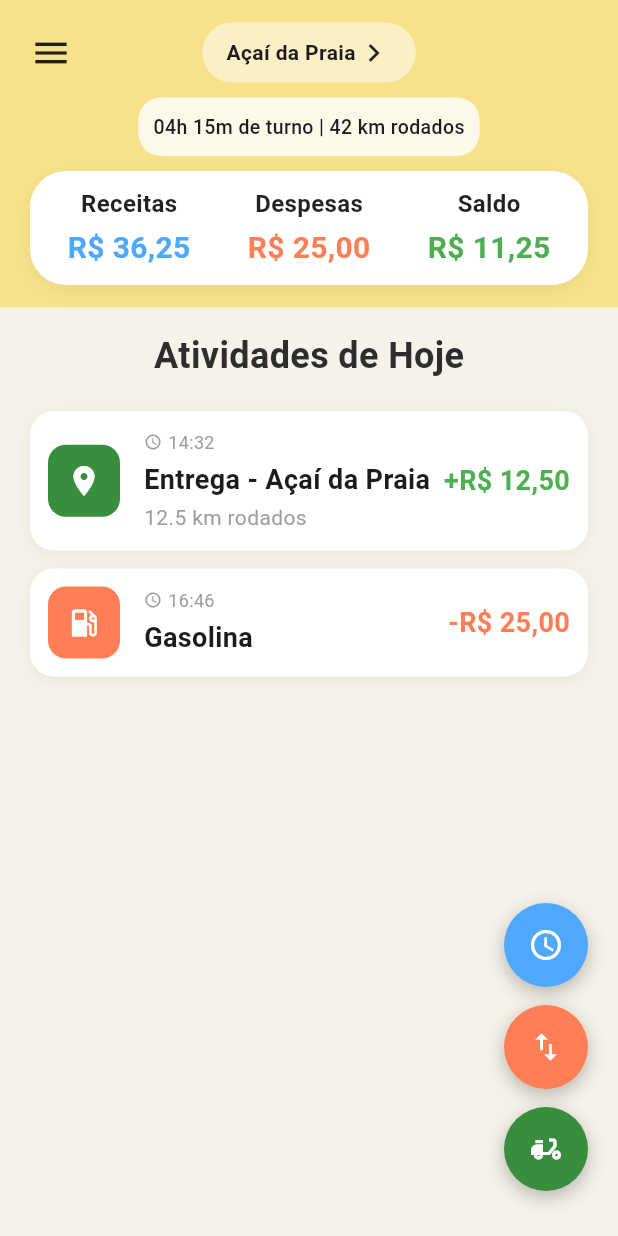
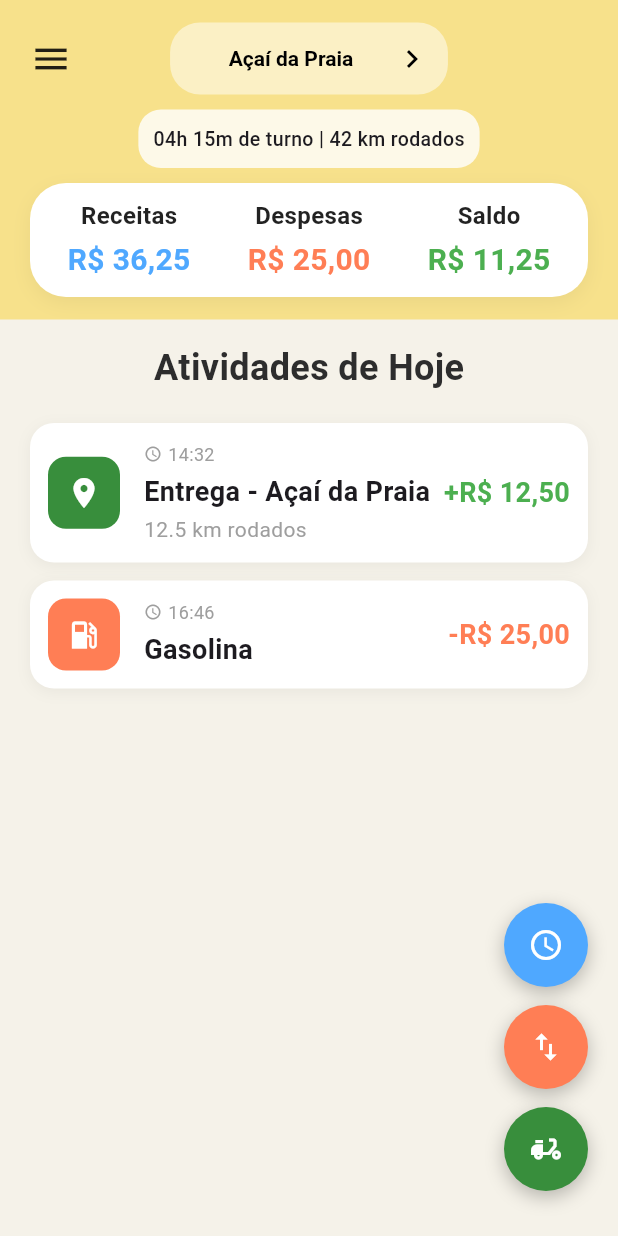
Before and after one commit to App-Motora/motora_app, a Flutter app: the screen it shows after launch, on a phone screen of 412 x 824 dp. Run offline on Flutter 3.47's test engine with Material 3 defaults, Android fonts, the phone set to English and light mode, and no system bars.

Commit message:
Criando o select de restaurante no header
Co-authored-by: Copilot <copilot@github.com>

```diff
--- a/lib/components/header.dart
+++ b/lib/components/header.dart
@@ -1,8 +1,22 @@
 import 'package:flutter/material.dart';
 import 'package:motora_app/components/financial_summary_card.dart';
 
-class Header extends StatelessWidget {
+class Header extends StatefulWidget {
   const Header({super.key});
+
+  @override
+  State<Header> createState() => _HeaderState();
+}
+
+class _HeaderState extends State<Header> {
+  String selectedRestaurant = 'Açaí da Praia';
+
+  final List<String> restaurants = [
+    'Açaí da Praia',
+    'Pizzaria Central',
+    'Hambúrguer do Zé',
+    'Sushi Express Grande',
+  ];
 
   @override
   Widget build(BuildContext context) {
@@ -21,19 +35,34 @@ class Header extends StatelessWidget {
             children: [
               Icon(Icons.menu, size: 28),
               Container(
-                padding: EdgeInsets.symmetric(horizontal: 16, vertical: 8),
+                padding: EdgeInsets.symmetric(horizontal: 12),
                 decoration: BoxDecoration(
-                  color: Colors.white.withOpacity(0.5),
+                  color: Colors.white.withValues(alpha: 0.5),
                   borderRadius: BorderRadius.circular(20),
                 ),
-                child: Row(
-                  children: [
-                    Text(
-                      'Açaí da Praia',
-                      style: TextStyle(fontWeight: FontWeight.bold),
+                child: DropdownButtonHideUnderline(
+                  child: DropdownButton<String>(
+                    value: selectedRestaurant,
+                    icon: Icon(Icons.chevron_right, color: Colors.black),
+                    style: TextStyle(
+                      fontWeight: FontWeight.bold,
+                      color: Colors.black,
+                      fontSize: 14,
                     ),
-                    Icon(Icons.chevron_right),
-                  ],
+                    onChanged: (String? newValue) {
+                      setState(() {
+                        selectedRestaurant = newValue!;
+                      });
+                    },
+                    dropdownColor: Colors.white,
+                    alignment: Alignment.center,
+                    items: restaurants.map<DropdownMenuItem<String>>((String value) {
+                      return DropdownMenuItem<String>(
+                        value: value,
+                        child: Text(value),
+                      );
+                    }).toList(),
+                  ),
                 ),
               ),
               SizedBox(width: 28),
@@ -42,7 +71,7 @@ class Header extends StatelessWidget {
           Container(
             padding: EdgeInsets.all(10),
             decoration: BoxDecoration(
-              color: Colors.white.withOpacity(0.8),
+              color: Colors.white.withValues(alpha: 0.8),
               borderRadius: BorderRadius.circular(15),
             ),
             child: Text(
```
